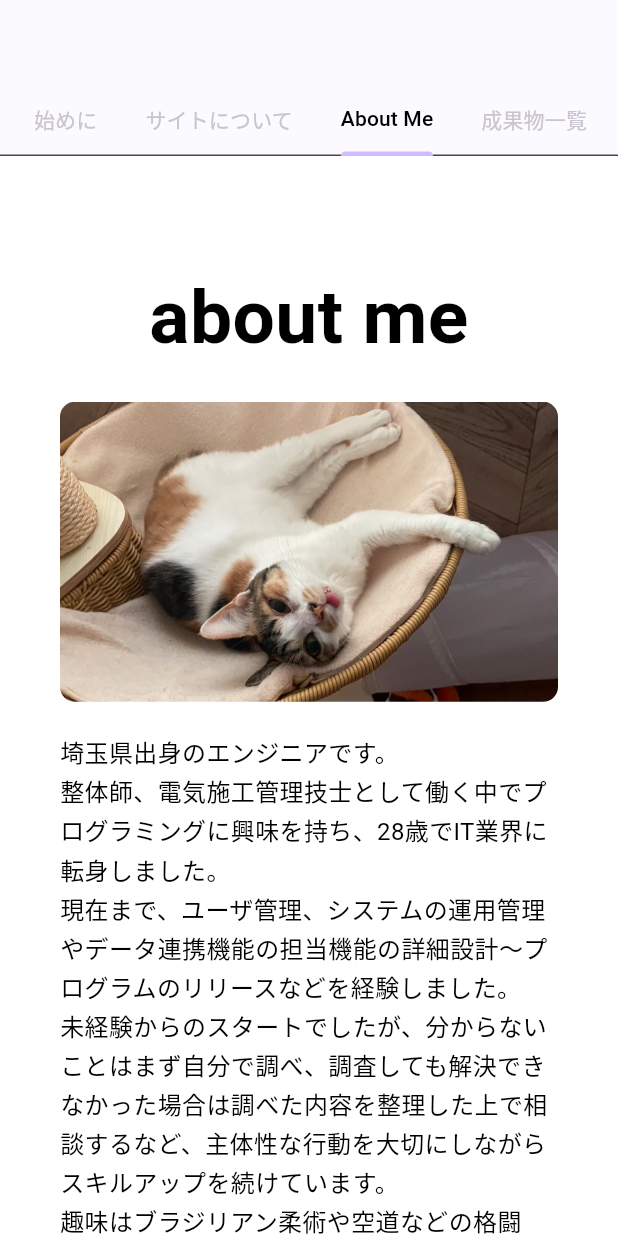
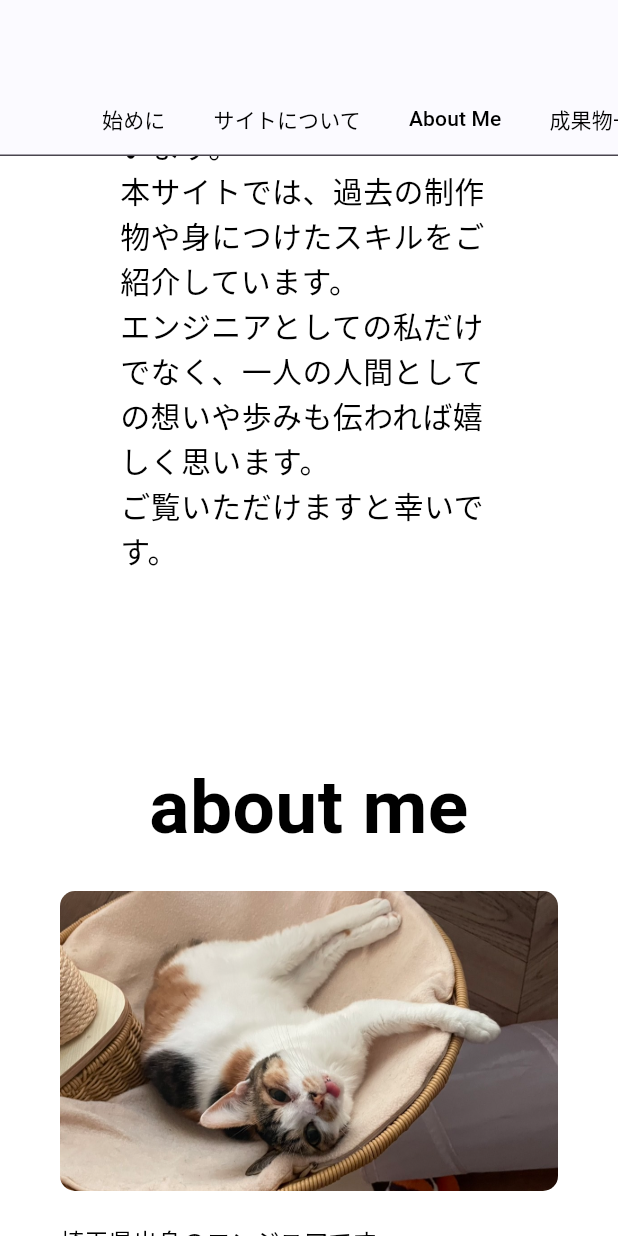
Before and after one commit to ArataUchida/au_portfolio, a Flutter app: the screen it shows after launch, scrolled down 1152 dp, on a phone screen of 412 x 824 dp. Run offline on Flutter 3.47's test engine with Material 3 defaults, Android fonts, the light colour scheme and no system bars; our stand-ins replace fl_chart, visibility_detector; statements that could not run were skipped.

Commit message:
スクロール動作変更

```diff
--- a/lib/portfolio/page/about_me_page.dart
+++ b/lib/portfolio/page/about_me_page.dart
@@ -5,9 +5,7 @@
 
   @override
   Widget build(BuildContext context) {
-    return SingleChildScrollView(
-      child: Center(
-        child: Container(
+    return Container(
       color: Colors.white,
       padding: const EdgeInsets.all(40),
       constraints: const BoxConstraints(maxWidth: 1000),
@@ -43,7 +41,9 @@
                     ),
                   ),
                   SizedBox(width: isWide ? 50 : 0, height: isWide ? 0 : 20),
-                      const Text(
+                  Container(
+                    width: isWide ? null : double.infinity,
+                    child:  Text(
                       '埼玉県出身のエンジニアです。\n'
                       '整体師、電気施工管理技士として働く中でプログラミングに興味を持ち、28歳でIT業界に転身しました。\n'
                       '現在まで、ユーザ管理、システムの運用管理やデータ連携機能の担当機能の詳細設計〜プログラムのリリースなどを経験しました。\n'
@@ -58,14 +58,13 @@
                       ),
                       textAlign: TextAlign.left,
                     ),
+                  )
                 ],
               );
             },
           ),
         ],
-          ),
-        ),
-      ),
+      )
     );
   }
 }
--- a/lib/portfolio/portfolio_screen_widget.dart
+++ b/lib/portfolio/portfolio_screen_widget.dart
@@ -1,3 +1,94 @@
+//import 'package:flutter/material.dart';
+//import 'package:portfolio/portfolio/page/start_page.dart';
+//import 'package:portfolio/portfolio/page/about_site_page.dart';
+//import 'package:portfolio/portfolio/page/about_me_page.dart';
+//import 'package:portfolio/portfolio/page/projects_page.dart';
+//import 'package:portfolio/portfolio/page/skills_list.dart';
+//import 'package:portfolio/portfolio/page/profile_page.dart';
+//import 'package:portfolio/portfolio/page/goals_page.dart';
+//import 'package:portfolio/portfolio/page/contact_page.dart';
+//import 'package:portfolio/portfolio/page/end_page.dart';
+//
+//class PortfolioScreenWidget extends StatefulWidget {
+//  const PortfolioScreenWidget({super.key});
+//
+//  @override
+//  State<PortfolioScreenWidget> createState() => _PortfolioScreenState();
+//}
+//
+//class _PortfolioScreenState extends State<PortfolioScreenWidget> with TickerProviderStateMixin {
+//  late TabController _tabController;
+//  late PageController _pageController;
+//
+//  final List<Widget> pages = const [
+//    StartPage(),
+//    AboutSitePage(),
+//    AboutMePage(),
+//    ProjectsPage(),
+//    SkillsList(),
+//    ProfilePage(),
+//    GoalsPage(),
+//    ContactPage(),
+//    EndPage(),
+//  ];
+//
+//  @override
+//  void initState() {
+//    super.initState();
+//    _tabController = TabController(length: pages.length, vsync: this);
+//    _pageController = PageController();
+//
+//    _pageController.addListener(() {
+//      final pageIndex = _pageController.page?.round();
+//      if (pageIndex != null && pageIndex != _tabController.index) {
+//        _tabController.index = pageIndex;
+//      }
+//    });
+//  }
+//
+//  @override
+//  void dispose() {
+//    _tabController.dispose();
+//    _pageController.dispose();
+//    super.dispose();
+//  }
+//
+//  @override
+//  Widget build(BuildContext context) {
+//    return Scaffold(
+//      backgroundColor: Colors.white,
+//      appBar: AppBar(
+//        backgroundColor: Colors.white,
+//        elevation: 0,
+//        bottom: TabBar(
+//          controller: _tabController,
+//          isScrollable: true,
+//          labelColor: Colors.black,
+//          tabs: const [
+//            Tab(text: '始めに'),
+//            Tab(text: 'サイトについて'),
+//            Tab(text: 'About Me'),
+//            Tab(text: '成果物一覧'),
+//            Tab(text: 'スキル一覧'),
+//            Tab(text: 'プロフィール'),
+//            Tab(text: '今後の目標'),
+//            Tab(text: '連絡'),
+//            Tab(text: '終わりに'),
+//          ],
+//          onTap: (index) {
+//            _pageController.animateToPage(index,duration: Duration(milliseconds: 300), curve: Curves.easeInOut);
+//          },
+//        ),
+//      ),
+//      body: PageView(
+//        controller: _pageController,
+//        scrollDirection: Axis.vertical,
+//        children: pages,
+//      ),
+//    );
+//  }
+//}
+//
 import 'package:flutter/material.dart';
 import 'package:portfolio/portfolio/page/start_page.dart';
 import 'package:portfolio/portfolio/page/about_site_page.dart';
@@ -16,9 +107,13 @@
   State<PortfolioScreenWidget> createState() => _PortfolioScreenState();
 }
 
-class _PortfolioScreenState extends State<PortfolioScreenWidget> with TickerProviderStateMixin {
+class _PortfolioScreenState extends State<PortfolioScreenWidget>
+    with TickerProviderStateMixin {
   late TabController _tabController;
-  late PageController _pageController;
+  final ScrollController _scrollController = ScrollController();
+
+  // 各セクションの GlobalKey
+  final List<GlobalKey> _sectionKeys = List.generate(9, (_) => GlobalKey());
 
   final List<Widget> pages = const [
     StartPage(),
@@ -36,21 +131,24 @@
   void initState() {
     super.initState();
     _tabController = TabController(length: pages.length, vsync: this);
-    _pageController = PageController();
-
-    _pageController.addListener(() {
-      final pageIndex = _pageController.page?.round();
-      if (pageIndex != null && pageIndex != _tabController.index) {
-        _tabController.index = pageIndex;
-      }
-    });
   }
 
   @override
   void dispose() {
     _tabController.dispose();
-    _pageController.dispose();
+    _scrollController.dispose();
     super.dispose();
+  }
+
+  void _scrollToSection(int index) {
+    final keyContext = _sectionKeys[index].currentContext;
+    if (keyContext != null) {
+      Scrollable.ensureVisible(
+        keyContext,
+        duration: const Duration(milliseconds: 500),
+        curve: Curves.easeInOut,
+      );
+    }
   }
 
   @override
@@ -64,6 +162,8 @@
           controller: _tabController,
           isScrollable: true,
           labelColor: Colors.black,
+          unselectedLabelColor: Colors.black, // 未選択ラベルも黒
+          indicatorColor: Colors.transparent, // 下線インジケータを非表示
           tabs: const [
             Tab(text: '始めに'),
             Tab(text: 'サイトについて'),
@@ -75,15 +175,21 @@
             Tab(text: '連絡'),
             Tab(text: '終わりに'),
           ],
-          onTap: (index) {
-            _pageController.animateToPage(index,duration: Duration(milliseconds: 300), curve: Curves.easeInOut);
-          },
+          onTap: _scrollToSection,
         ),
       ),
-      body: PageView(
-        controller: _pageController,
-        scrollDirection: Axis.vertical,
-        children: pages,
+      body: SingleChildScrollView(
+        controller: _scrollController,
+        child: Column(
+          children: List.generate(
+            pages.length,
+            (index) => Container(
+              key: _sectionKeys[index],
+              width: double.infinity,
+              child: pages[index],
+            ),
+          ),
+        ),
       ),
     );
   }
```
Also changed, not shown: lib/portfolio/page/end_page.dart (+3 -6 lines), lib/portfolio/page/profile_page.dart (+5 -9 lines), lib/portfolio/page/start_page.dart (+1 -39 lines). Lines whose indentation alone changed are shown as unchanged.
